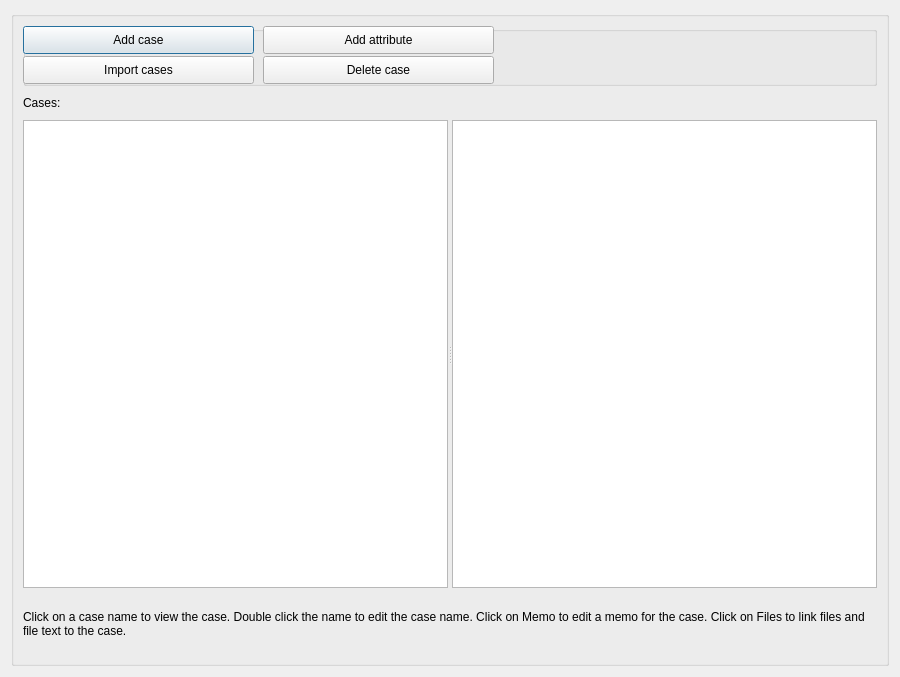
Qt form GUI_UIs/ui_dialog_cases.ui (ccbogel/QualCoder) before a commit.
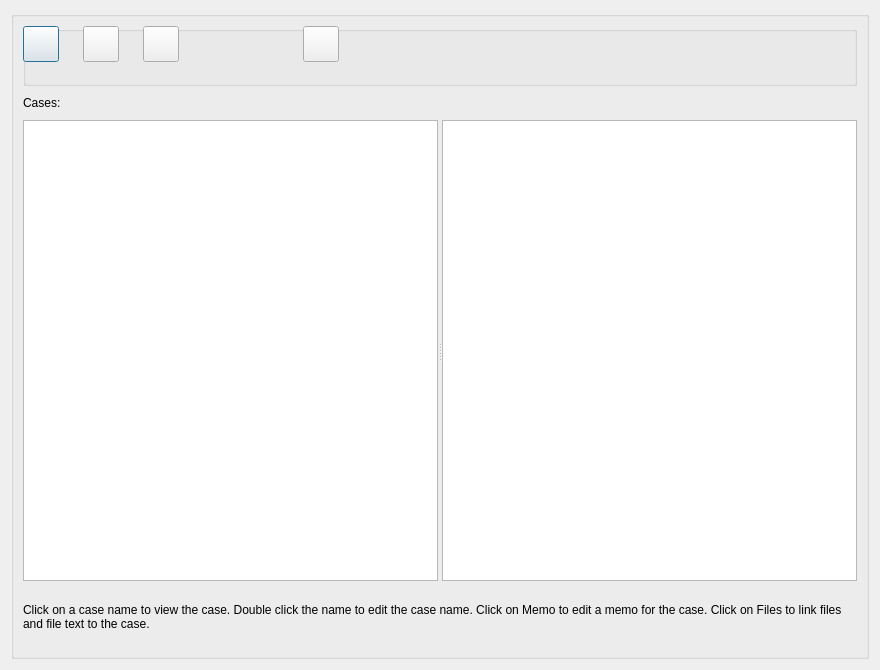
The same form after that commit.

Diff of the .ui file:
```diff
--- a/GUI_UIs/ui_dialog_cases.ui
+++ b/GUI_UIs/ui_dialog_cases.ui
@@ -6,8 +6,8 @@
    <rect>
     <x>0</x>
     <y>0</y>
-    <width>900</width>
-    <height>677</height>
+    <width>880</width>
+    <height>670</height>
    </rect>
   </property>
   <property name="windowTitle">
@@ -98,54 +98,54 @@
           <rect>
            <x>0</x>
            <y>0</y>
-           <width>231</width>
-           <height>28</height>
+           <width>36</width>
+           <height>36</height>
           </rect>
          </property>
          <property name="text">
-          <string>Add case</string>
+          <string/>
          </property>
         </widget>
         <widget class="QPushButton" name="pushButton_delete">
          <property name="geometry">
           <rect>
-           <x>240</x>
-           <y>30</y>
-           <width>231</width>
-           <height>28</height>
+           <x>280</x>
+           <y>0</y>
+           <width>36</width>
+           <height>36</height>
           </rect>
          </property>
          <property name="text">
-          <string>Delete case</string>
+          <string/>
          </property>
         </widget>
         <widget class="QPushButton" name="pushButton_import_cases">
          <property name="geometry">
           <rect>
-           <x>0</x>
-           <y>30</y>
-           <width>231</width>
-           <height>28</height>
+           <x>120</x>
+           <y>0</y>
+           <width>36</width>
+           <height>36</height>
           </rect>
          </property>
          <property name="toolTip">
           <string>&lt;html&gt;&lt;head/&gt;&lt;body&gt;&lt;p&gt;Import from a &lt;span style=&quot; font-weight:600;&quot;&gt;comma delimited&lt;/span&gt; csv file.&lt;/p&gt;&lt;p&gt;The file must have a header row and the first column must have the unique case names or identifiers. Subsequent columns are attributes for each case.&lt;/p&gt;&lt;/body&gt;&lt;/html&gt;</string>
          </property>
          <property name="text">
-          <string>Import cases</string>
+          <string/>
          </property>
         </widget>
         <widget class="QPushButton" name="pushButton_add_attribute">
          <property name="geometry">
           <rect>
-           <x>240</x>
+           <x>60</x>
            <y>0</y>
-           <width>231</width>
-           <height>28</height>
+           <width>36</width>
+           <height>36</height>
           </rect>
          </property>
          <property name="text">
-          <string>Add attribute</string>
+          <string/>
          </property>
         </widget>
         <widget class="QLabel" name="label_filename">
```
Left out of the diff: 11 changed lines with no effect on the pictures.
